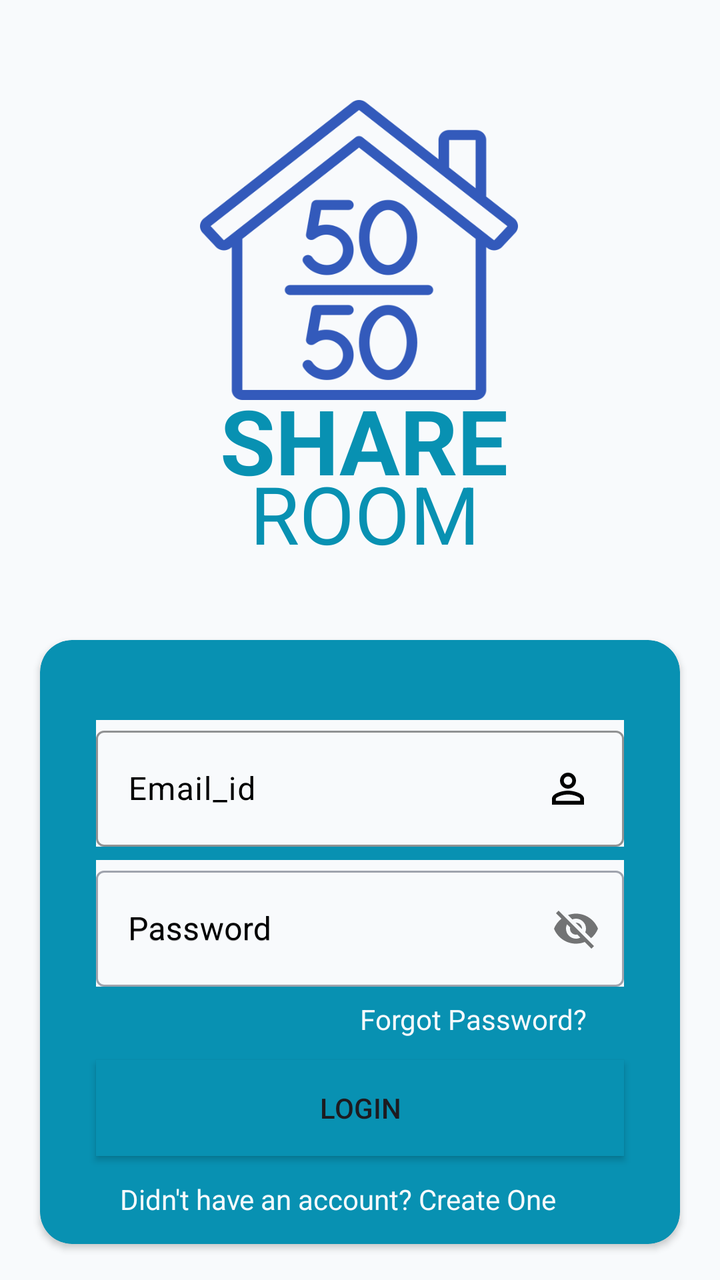
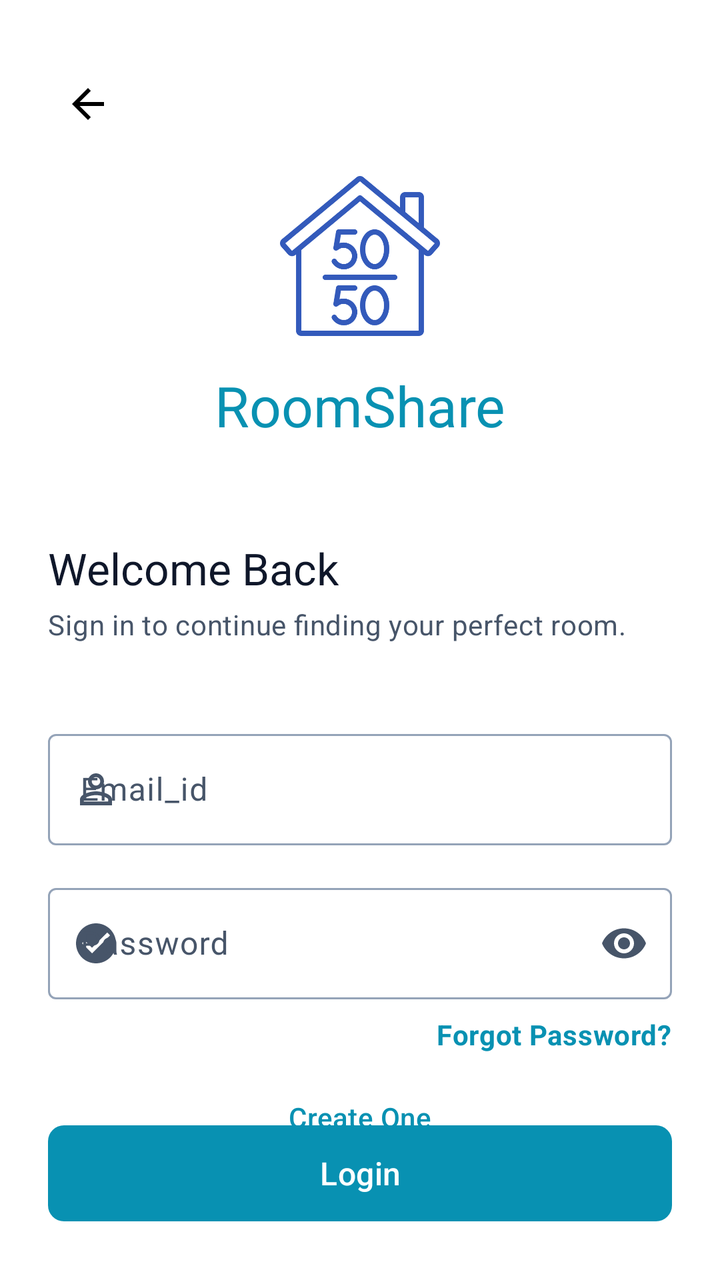

Before-and-after screenshots of an Android layout around one commit, followed by the original layout XML and the change that was made.
<!-- AndroidManifest.xml: application theme Theme.StudentRoomSharingApp -->
<!-- res/layout/activity_login.xml -->
<?xml version="1.0" encoding="utf-8"?>
<RelativeLayout xmlns:android="http://schemas.android.com/apk/res/android"
    xmlns:app="http://schemas.android.com/apk/res-auto"
    xmlns:tools="http://schemas.android.com/tools"
    android:layout_width="match_parent"
    android:layout_height="match_parent"
    android:background="@color/final_white">

    <ImageView
        android:layout_width="match_parent"
        android:layout_height="150dp"
        android:layout_marginStart="100dp"
        android:layout_marginEnd="101dp"
        android:layout_marginTop="50dp"
        android:background="@drawable/logo" />


    <TextView
        android:layout_width="match_parent"
        android:layout_height="60dp"
        android:layout_marginStart="110dp"
        android:layout_marginTop="190dp"
        android:text="SHARE"
        android:textColor="@color/C_color"
        android:textSize="45dp"
        android:textStyle="bold" />

    <TextView
        android:layout_width="match_parent"
        android:layout_height="wrap_content"
        android:layout_marginStart="125dp"
        android:layout_marginTop="230dp"
        android:text="ROOM"
        android:textColor="@color/C_color"
        android:textSize="40dp" />

    <androidx.cardview.widget.CardView
        android:id="@+id/cardView3"
        android:layout_width="match_parent"
        android:layout_height="302dp"
        android:layout_alignParentStart="true"
        android:layout_alignParentEnd="true"
        android:layout_marginStart="20dp"
        android:layout_marginTop="320dp"
        android:layout_marginEnd="20dp"
        android:backgroundTint="@color/C_color"
        app:cardCornerRadius="16dp">

        <com.google.android.material.textfield.TextInputLayout
            android:id="@+id/editTextOwnerEmail"
            android:layout_width="match_parent"
            android:layout_height="wrap_content"
            android:layout_marginStart="28dp"
            android:layout_marginEnd="28dp"
            android:layout_marginTop="40dp"
            android:background="@color/final_white"
            android:hint="@string/email_id"
            android:inputType="textEmailAddress"
            android:textColorHint="@color/black"
            app:boxStrokeColor="#0C0C0C">

            <com.google.android.material.textfield.TextInputEditText
                android:id="@+id/UsernameEt"
                android:layout_width="match_parent"
                android:layout_height="match_parent"
                android:backgroundTint="#E6E1E1"
                android:textColor="@color/black"
                android:drawableEnd="@drawable/ic_user"
                tools:ignore="TouchTargetSizeCheck" />
        </com.google.android.material.textfield.TextInputLayout>

        <com.google.android.material.textfield.TextInputLayout
            android:id="@+id/passwordTextInputLayout1"
            style="@style/Widget.MaterialComponents.TextInputLayout.OutlinedBox"
            android:layout_width="match_parent"
            android:layout_height="wrap_content"
            android:layout_marginStart="28dp"
            android:layout_marginEnd="28dp"
            android:layout_marginTop="110dp"
            android:background="@color/final_white"
            android:hint="@string/password"
            app:errorTextColor="@color/black"
            android:inputType="textPassword"
            android:textColorHint="@color/black"
            app:passwordToggleEnabled="true"
            tools:ignore="UnknownId">

            <com.google.android.material.textfield.TextInputEditText
                android:id="@+id/PasswordEt"
                android:layout_width="match_parent"
                android:layout_height="58dp"
                android:hint="@string/password"
                android:textColor="@color/black"
                tools:ignore="VisualLintTextFieldSize,TextContrastCheck" />

        </com.google.android.material.textfield.TextInputLayout>

        <TextView
            android:id="@+id/forgetPassword"
            android:layout_width="match_parent"
            android:layout_height="wrap_content"
            android:layout_marginTop="180dp"
            android:layout_marginStart="160dp"
            android:text="@string/forgot_password"
            android:textColor="@color/final_white" />

        <Button
            android:id="@+id/buttonLogin"
            android:layout_width="match_parent"
            android:layout_height="wrap_content"
            android:layout_marginStart="28dp"
            android:layout_marginEnd="28dp"
            android:layout_marginTop="210dp"
            android:background="@color/C_color"
            android:text="@string/login" />

        <TextView
            android:id="@+id/CreateAccount"
            android:layout_width="wrap_content"
            android:layout_height="wrap_content"
            android:layout_marginStart="40dp"
            android:layout_marginTop="270dp"
            android:text="@string/create_account"
            android:textColor="@color/final_white" />
    </androidx.cardview.widget.CardView>


</RelativeLayout>
<!-- resources referenced by this layout -->
<resources>
  <color name="C_color">@color/primary</color>
  <color name="black">#FF000000</color>
  <color name="final_white">#F8FAFC</color>
  <string name="create_account">Didn\'t have an account?  Create  One</string>
  <string name="email_id">Email_id</string>
  <string name="forgot_password">Forgot Password?</string>
  <string name="login">Login</string>
  <string name="password">Password</string>
  <color name="primary">#0891B2</color>
  <color name="onPrimary">#FFFFFF</color>
  <color name="primaryContainer">#B5EAFB</color>
  <color name="onPrimaryContainer">#001F2A</color>
  <color name="secondary">#4E6A74</color>
  <color name="onSecondary">#FFFFFF</color>
  <color name="secondaryContainer">#D1F0F8</color>
  <color name="onSecondaryContainer">#05212A</color>
  <color name="tertiary">#9B6B4C</color>
  <color name="onTertiary">#FFFFFF</color>
  <color name="error">#DC2626</color>
  <color name="onError">#FFFFFF</color>
  <color name="errorContainer">#FFDAD6</color>
  <color name="onErrorContainer">#410002</color>
  <color name="background">#F8FAFC</color>
  <color name="onBackground">#0F172A</color>
  <color name="surface">#FFFFFF</color>
  <color name="onSurface">#0F172A</color>
  <color name="surfaceVariant">#E2E8F0</color>
  <color name="onSurfaceVariant">#475569</color>
  <color name="outline">#94A3B8</color>
  <style name="TextAppearance.StudentRoomSharingApp.TitleSmall" parent="TextAppearance.Material3.TitleSmall">
          <item name="android:textSize">14sp</item>
          <item name="android:lineSpacingExtra">0sp</item>
          <item name="android:fontWeight">600</item>
      </style>
  <style name="TextAppearance.StudentRoomSharingApp.BodyLarge" parent="TextAppearance.Material3.BodyLarge">
          <item name="android:textSize">16sp</item>
          <item name="android:lineSpacingExtra">4sp</item>
      </style>
  <style name="TextAppearance.StudentRoomSharingApp.BodyMedium" parent="TextAppearance.Material3.BodyMedium">
          <item name="android:textSize">14sp</item>
          <item name="android:lineSpacingExtra">4sp</item>
      </style>
  <style name="TextAppearance.StudentRoomSharingApp.BodySmall" parent="TextAppearance.Material3.BodySmall">
          <item name="android:textSize">12sp</item>
          <item name="android:lineSpacingExtra">4sp</item>
      </style>
  <style name="TextAppearance.StudentRoomSharingApp.LabelLarge" parent="TextAppearance.Material3.LabelLarge">
          <item name="android:textSize">14sp</item>
          <item name="android:fontWeight">500</item>
          <item name="android:letterSpacing">0.01</item>
      </style>
  <style name="TextAppearance.StudentRoomSharingApp.LabelMedium" parent="TextAppearance.Material3.LabelMedium">
          <item name="android:textSize">12sp</item>
          <item name="android:fontWeight">500</item>
          <item name="android:letterSpacing">0.02</item>
      </style>
  <style name="TextAppearance.StudentRoomSharingApp.LabelSmall" parent="TextAppearance.Material3.LabelSmall">
          <item name="android:textSize">11sp</item>
          <item name="android:fontWeight">500</item>
          <item name="android:letterSpacing">0.03</item>
      </style>
  <!-- unchanged entries left out for length: 7 -->
</resources>

<!-- the commit's change to res/layout/activity_login.xml (unified diff, before → after) -->
@@ -1,128 +1,156 @@
 <?xml version="1.0" encoding="utf-8"?>
-<RelativeLayout xmlns:android="http://schemas.android.com/apk/res/android"
+<androidx.constraintlayout.widget.ConstraintLayout xmlns:android="http://schemas.android.com/apk/res/android"
     xmlns:app="http://schemas.android.com/apk/res-auto"
     xmlns:tools="http://schemas.android.com/tools"
     android:layout_width="match_parent"
     android:layout_height="match_parent"
-    android:background="@color/final_white">
+    android:background="?attr/colorSurface"
+    android:padding="24dp">
 
+    
     <ImageView
-        android:layout_width="match_parent"
-        android:layout_height="150dp"
-        android:layout_marginStart="100dp"
-        android:layout_marginEnd="101dp"
-        android:layout_marginTop="50dp"
-        android:background="@drawable/logo" />
+        android:id="@+id/ivBack"
+        android:layout_width="40dp"
+        android:layout_height="40dp"
+        android:padding="8dp"
+        android:src="@drawable/baseline_arrow_back_24"
+        android:contentDescription="Go back"
+        android:background="?attr/selectableItemBackgroundBorderless"
+        app:layout_constraintTop_toTopOf="parent"
+        app:layout_constraintStart_toStartOf="parent"
+        android:layout_marginTop="8dp" />
 
+    
+    <ImageView
+        android:id="@+id/ivLogo"
+        android:layout_width="80dp"
+        android:layout_height="80dp"
+        android:layout_marginTop="64dp"
+        android:src="@drawable/logo"
+        android:contentDescription="App logo"
+        app:layout_constraintTop_toTopOf="parent"
+        app:layout_constraintStart_toStartOf="parent"
+        app:layout_constraintEnd_toEndOf="parent" />
+
+    
+    <TextView
+        android:id="@+id/tvAppName"
+        android:layout_width="wrap_content"
+        android:layout_height="wrap_content"
+        android:layout_marginTop="16dp"
+        android:text="RoomShare"
+        android:textAppearance="?attr/textAppearanceHeadlineMedium"
+        android:textColor="?attr/colorPrimary"
+        app:layout_constraintTop_toBottomOf="@id/ivLogo"
+        app:layout_constraintStart_toStartOf="parent"
+        app:layout_constraintEnd_toEndOf="parent" />
+
+    
+    <TextView
+        android:id="@+id/tvWelcomeTitle"
+        android:layout_width="wrap_content"
+        android:layout_height="wrap_content"
+        android:layout_marginTop="48dp"
+        android:text="Welcome Back"
+        android:textAppearance="?attr/textAppearanceTitleLarge"
+        android:textColor="?attr/colorOnBackground"
+        app:layout_constraintTop_toBottomOf="@id/tvAppName"
+        app:layout_constraintStart_toStartOf="parent" />
 
     <TextView
-        android:layout_width="match_parent"
-        android:layout_height="60dp"
-        android:layout_marginStart="110dp"
-        android:layout_marginTop="190dp"
-        android:text="SHARE"
-        android:textColor="@color/C_color"
-        android:textSize="45dp"
-        android:textStyle="bold" />
+        android:id="@+id/tvWelcomeSubtitle"
+        android:layout_width="wrap_content"
+        android:layout_height="wrap_content"
+        android:text="Sign in to continue finding your perfect room."
+        android:textAppearance="?attr/textAppearanceBodyMedium"
+        android:textColor="?attr/colorOnSurfaceVariant"
+        android:layout_marginTop="4dp"
+        app:layout_constraintTop_toBottomOf="@+id/tvWelcomeTitle"
+        app:layout_constraintStart_toStartOf="parent" />
 
-    <TextView
+    
+    <com.google.android.material.textfield.TextInputLayout
+        android:id="@+id/editTextOwnerEmail"
+        style="@style/Widget.Material3.TextInputLayout.OutlinedBox"
         android:layout_width="match_parent"
         android:layout_height="wrap_content"
-        android:layout_marginStart="125dp"
-        android:layout_marginTop="230dp"
-        android:text="ROOM"
-        android:textColor="@color/C_color"
-        android:textSize="40dp" />
+        android:layout_marginTop="40dp"
+        android:hint="@string/email_id"
+        app:startIconDrawable="@drawable/ic_user"
+        app:layout_constraintTop_toBottomOf="@+id/tvWelcomeSubtitle">
 
-    <androidx.cardview.widget.CardView
-        android:id="@+id/cardView3"
-        android:layout_width="match_parent"
-        android:layout_height="302dp"
-        android:layout_alignParentStart="true"
-        android:layout_alignParentEnd="true"
-        android:layout_marginStart="20dp"
-        android:layout_marginTop="320dp"
-        android:layout_marginEnd="20dp"
-        android:backgroundTint="@color/C_color"
-        app:cardCornerRadius="16dp">
-
-        <com.google.android.material.textfield.TextInputLayout
-            android:id="@+id/editTextOwnerEmail"
+        <com.google.android.material.textfield.TextInputEditText
+            android:id="@+id/UsernameEt"
             android:layout_width="match_parent"
             android:layout_height="wrap_content"
-            android:layout_marginStart="28dp"
-            android:layout_marginEnd="28dp"
-            android:layout_marginTop="40dp"
-            android:background="@color/final_white"
-            android:hint="@string/email_id"
             android:inputType="textEmailAddress"
-            android:textColorHint="@color/black"
-            app:boxStrokeColor="#0C0C0C">
+            android:importantForAutofill="yes"
+            android:textAppearance="?attr/textAppearanceBodyLarge" />
+    </com.google.android.material.textfield.TextInputLayout>
 
-            <com.google.android.material.textfield.TextInputEditText
-                android:id="@+id/UsernameEt"
-                android:layout_width="match_parent"
-                android:layout_height="match_parent"
-                android:backgroundTint="#E6E1E1"
-                android:textColor="@color/black"
-                android:drawableEnd="@drawable/ic_user"
-                tools:ignore="TouchTargetSizeCheck" />
-        </com.google.android.material.textfield.TextInputLayout>
+    
+    <com.google.android.material.textfield.TextInputLayout
+        android:id="@+id/passwordTextInputLayout1"
+        style="@style/Widget.Material3.TextInputLayout.OutlinedBox"
+        android:layout_width="match_parent"
+        android:layout_height="wrap_content"
+        android:layout_marginTop="16dp"
+        android:hint="@string/password"
+        app:endIconMode="password_toggle"
+        app:startIconDrawable="@drawable/baseline_check_circle_24"
+        app:layout_constraintTop_toBottomOf="@id/editTextOwnerEmail">
 
-        <com.google.android.material.textfield.TextInputLayout
-            android:id="@+id/passwordTextInputLayout1"
-            style="@style/Widget.MaterialComponents.TextInputLayout.OutlinedBox"
+        <com.google.android.material.textfield.TextInputEditText
+            android:id="@+id/PasswordEt"
             android:layout_width="match_parent"
             android:layout_height="wrap_content"
-            android:layout_marginStart="28dp"
-            android:layout_marginEnd="28dp"
-            android:layout_marginTop="110dp"
-            android:background="@color/final_white"
-            android:hint="@string/password"
-            app:errorTextColor="@color/black"
             android:inputType="textPassword"
-            android:textColorHint="@color/black"
-            app:passwordToggleEnabled="true"
-            tools:ignore="UnknownId">
+            android:textAppearance="?attr/textAppearanceBodyLarge" />
+    </com.google.android.material.textfield.TextInputLayout>
 
-            <com.google.android.material.textfield.TextInputEditText
-                android:id="@+id/PasswordEt"
-                android:layout_width="match_parent"
-                android:layout_height="58dp"
-                android:hint="@string/password"
-                android:textColor="@color/black"
-                tools:ignore="VisualLintTextFieldSize,TextContrastCheck" />
+    
+    <TextView
+        android:id="@+id/forgetPassword"
+        android:layout_width="wrap_content"
+        android:layout_height="wrap_content"
+        android:layout_marginTop="8dp"
+        android:text="@string/forgot_password"
+        android:textAppearance="?attr/textAppearanceBodyMedium"
+        android:textColor="?attr/colorPrimary"
+        android:textStyle="bold"
+        app:layout_constraintTop_toBottomOf="@id/passwordTextInputLayout1"
+        app:layout_constraintEnd_toEndOf="parent" />
 
-        </com.google.android.material.textfield.TextInputLayout>
+    
+    <com.google.android.material.button.MaterialButton
+        android:id="@+id/buttonLogin"
+        style="@style/Widget.Material3.Button"
+        android:layout_width="match_parent"
+        android:layout_height="56dp"
+        android:layout_marginTop="32dp"
+        android:text="@string/login"
+        android:textAppearance="?attr/textAppearanceTitleMedium"
+        app:cornerRadius="@dimen/shapeCornerMedium"
+        app:layout_constraintTop_toBottomOf="@id/forgetPassword" />
 
-        <TextView
-            android:id="@+id/forgetPassword"
-            android:layout_width="match_parent"
-            android:layout_height="wrap_content"
-            android:layout_marginTop="180dp"
-            android:layout_marginStart="160dp"
-            android:text="@string/forgot_password"
-            android:textColor="@color/final_white" />
-
-        <Button
-            android:id="@+id/buttonLogin"
-            android:layout_width="match_parent"
-            android:layout_height="wrap_content"
-            android:layout_marginStart="28dp"
-            android:layout_marginEnd="28dp"
-            android:layout_marginTop="210dp"
-            android:background="@color/C_color"
-            android:text="@string/login" />
+    
+    <LinearLayout
+        android:layout_width="wrap_content"
+        android:layout_height="wrap_content"
+        android:orientation="horizontal"
+        android:gravity="center"
+        android:layout_marginBottom="48dp"
+        app:layout_constraintBottom_toBottomOf="parent"
+        app:layout_constraintStart_toStartOf="parent"
+        app:layout_constraintEnd_toEndOf="parent">
 
         <TextView
             android:id="@+id/CreateAccount"
             android:layout_width="wrap_content"
             android:layout_height="wrap_content"
-            android:layout_marginStart="40dp"
-            android:layout_marginTop="270dp"
             android:text="@string/create_account"
-            android:textColor="@color/final_white" />
-    </androidx.cardview.widget.CardView>
+            android:textAppearance="?attr/textAppearanceLabelLarge"
+            android:textColor="?attr/colorPrimary" />
+    </LinearLayout>
 
-
-</RelativeLayout>
+</androidx.constraintlayout.widget.ConstraintLayout>
<!-- resource entries referenced after the edit -->
@@ -1,9 +1,19 @@
 <!-- resources referenced by this layout -->
 <resources>
-  <color name="C_color">@color/primary</color>
-  <color name="black">#FF000000</color>
-  <color name="final_white">#F8FAFC</color>
-  <string name="create_account">Didn\'t have an account?  Create  One</string>
+  <dimen name="shapeCornerMedium">8dp</dimen>
+  <!-- drawable baseline_arrow_back_24 (drawable) -->
+  <vector xmlns:android="http://schemas.android.com/apk/res/android" android:autoMirrored="true" android:height="24dp" android:tint="#000000" android:viewportHeight="24" android:viewportWidth="24" android:width="24dp">
+        
+      <path android:fillColor="@android:color/white" android:pathData="M20,11H7.83l5.59,-5.59L12,4l-8,8 8,8 1.41,-1.41L7.83,13H20v-2z"/>
+      
+  </vector>
+  <!-- drawable baseline_check_circle_24 (drawable) -->
+  <vector xmlns:android="http://schemas.android.com/apk/res/android" android:height="24dp" android:tint="#000000" android:viewportHeight="24" android:viewportWidth="24" android:width="24dp">
+        
+      <path android:fillColor="@android:color/white" android:pathData="M12,2C6.48,2 2,6.48 2,12s4.48,10 10,10 10,-4.48 10,-10S17.52,2 12,2zM10,17l-5,-5 1.41,-1.41L10,14.17l7.59,-7.59L19,8l-9,9z"/>
+      
+  </vector>
+  <string name="create_account">Create One</string>
   <string name="email_id">Email_id</string>
   <string name="forgot_password">Forgot Password?</string>
   <string name="login">Login</string>
